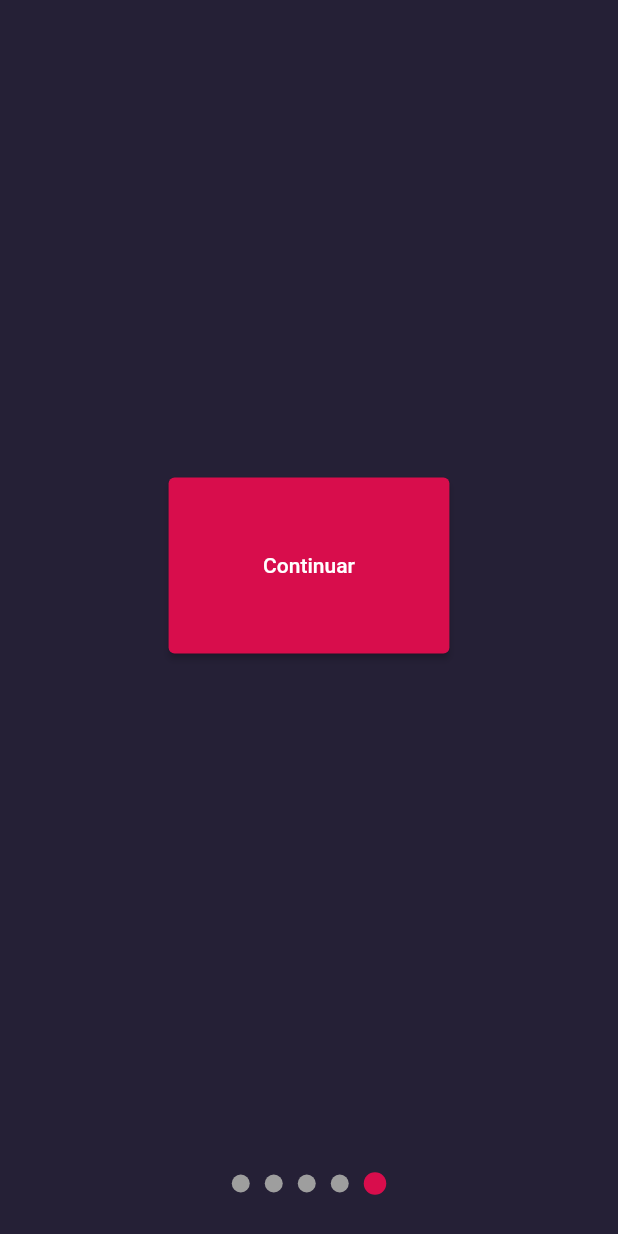
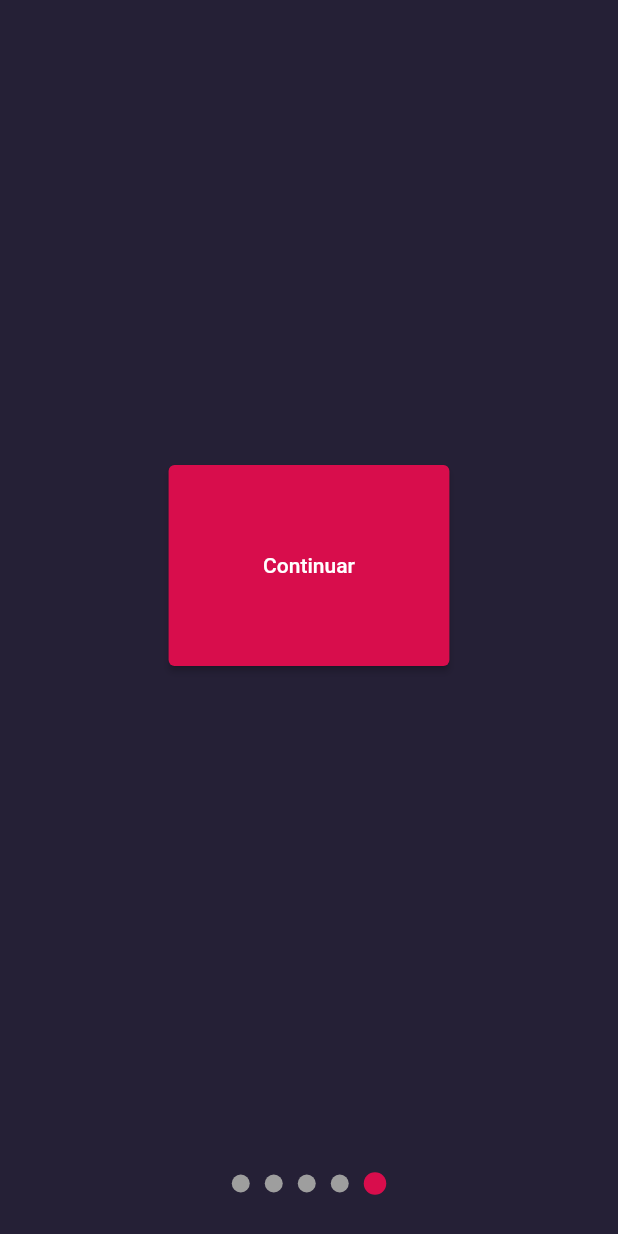
Before and after one commit to erikyvanov/APP-users-publications, a Flutter app: the screen it shows after launch, swiped to page 5, on a phone screen of 412 x 824 dp. Run offline on Flutter 3.47's test engine with Material 2 defaults, Android fonts, the phone set to English and light mode, and no system bars; our stand-ins replace flutter_svg.

Commit message:
media query

```diff
--- a/lib/pages/init_page.dart
+++ b/lib/pages/init_page.dart
@@ -44,14 +44,21 @@ class InitPage extends StatelessWidget {
                 'Usa Json Web Token para la autenticación de usuarios'),
             Padding(
               padding: EdgeInsets.symmetric(
-                  horizontal: (size.height * 0.1),
-                  vertical: (size.height * 0.35)),
+                  horizontal: size.width > 700
+                      ? (size.height * 0.4)
+                      : (size.height * 0.1),
+                  vertical: 280),
               child: ElevatedButton(
                 onPressed: () {
                   Navigator.of(context)
                       .pushNamedAndRemoveUntil(login.name, (route) => false);
                 },
-                child: Text('Continuar'),
+                child: size.width > 700
+                    ? Text(
+                        'Continuar',
+                        style: TextStyle(fontSize: 20),
+                      )
+                    : Text('Continuar'),
               ),
             )
           ]),
```
